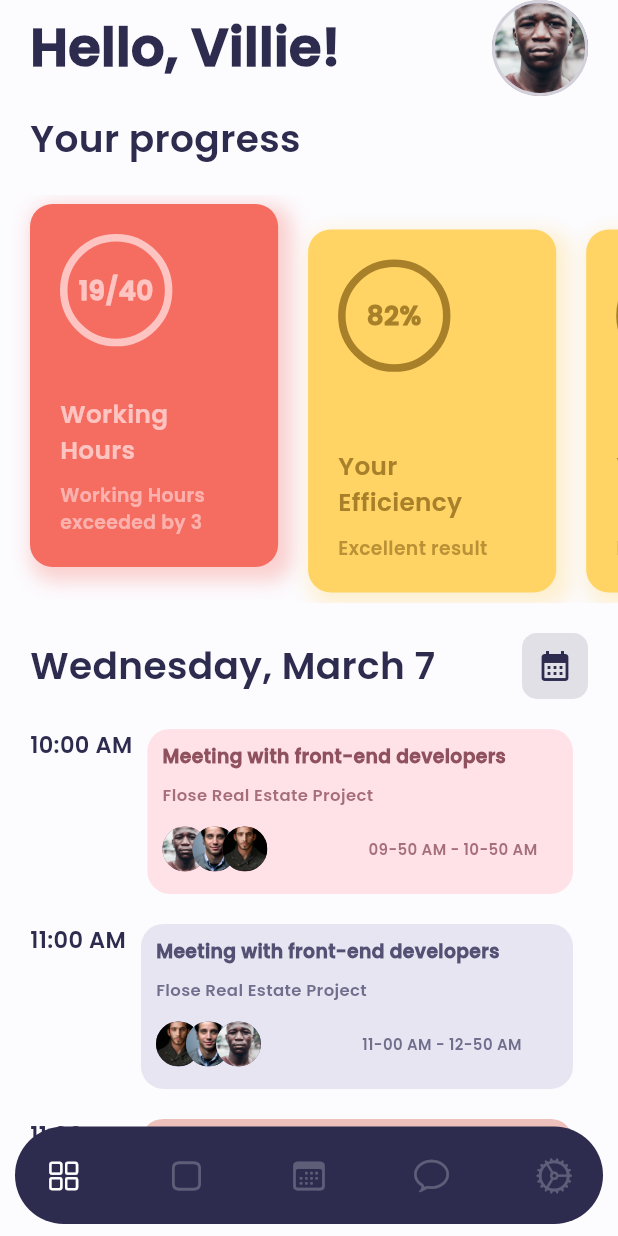
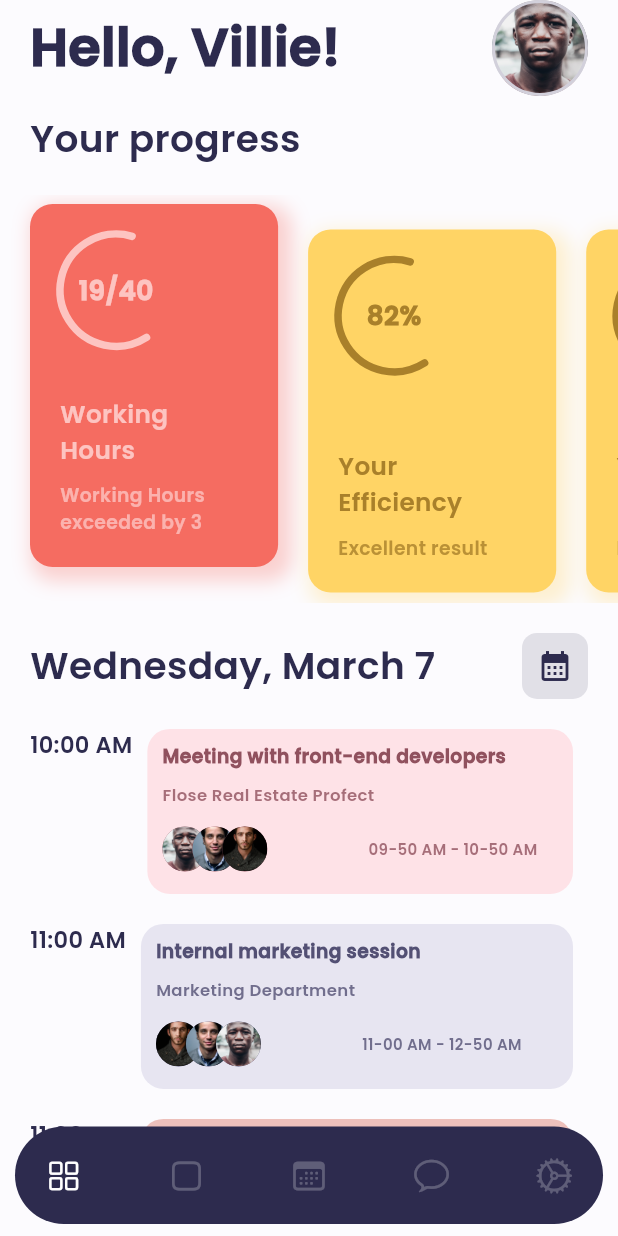
Before and after one commit to christ-dev19/freestyles, a Flutter app: the screen it shows after launch, on a phone screen of 412 x 824 dp. Run offline on Flutter 3.47's test engine with Material 2 defaults, Android fonts, the phone set to English and light mode, and no system bars.

Commit message:
fix paint

```diff
--- a/lib/screens/CorporateWellnessPage.dart
+++ b/lib/screens/CorporateWellnessPage.dart
@@ -284,7 +284,7 @@ class TimeLineWidget extends StatelessWidget {
                 crossAxisAlignment: CrossAxisAlignment.start,
                 children: [
                   Text(
-                    "Meeting with front-end developers",
+                    "${item['title']}",
                     style: TextStyle(
                         fontWeight: FontWeight.w900,
                         color: item['colorText'],
@@ -293,7 +293,7 @@ class TimeLineWidget extends StatelessWidget {
                   Padding(
                     padding: const EdgeInsets.symmetric(vertical: 8.0),
                     child: Text(
-                      "Flose Real Estate Project",
+                      "${item['subTitle']}",
                       style: TextStyle(
                         fontWeight: FontWeight.w700,
                         color: (item['colorText'] as Color).withOpacity(.8),
@@ -355,6 +355,35 @@ class TimeLineWidget extends StatelessWidget {
   }
 }
 
+class MyPainter extends CustomPainter {
+  final Color color;
+
+  MyPainter({required this.color});
+
+  @override
+  void paint(Canvas canvas, Size size) {
+    final h = size.height;
+    final w = size.width;
+    final radius =  w / 2;
+    Paint paint = Paint()
+      ..color = color
+      ..strokeWidth = 5.0
+      ..strokeCap = StrokeCap.round
+      ..style = PaintingStyle.stroke;
+
+    Offset center = Offset(w / 2,  h / 2);
+    Rect rect = Rect.fromCircle(center: center, radius: radius);
+    canvas.drawArc(rect, 1, 4, false, paint);
+    // canvas.drawCircle(center, w / 2, paint);
+  }
+
+  @override
+  bool shouldRepaint(covariant CustomPainter oldDelegate) {
+    // TODO: implement shouldRepaint
+    return true;
+  }
+}
+
 class CardWidget extends StatelessWidget {
   final int index;
 
@@ -391,19 +420,13 @@ class CardWidget extends StatelessWidget {
           crossAxisAlignment: CrossAxisAlignment.start,
           mainAxisAlignment: MainAxisAlignment.end,
           children: [
-            Container(
+            CustomPaint(
+              painter: MyPainter(color: item["textColor"]),
+              child: Container(
                 width: _size.width / 5.5,
                 height: _size.width / 5.5,
                 alignment: Alignment.center,
                 padding: const EdgeInsets.all(5),
-              decoration: ShapeDecoration(
-                shape: CircleBorder(
-                  side: BorderSide(
-                    color: item["textColor"],
-                    width: 5,
-                  ),
-                ),
-              ),
                 child: Text(
                   "${item['progress']}",
                   textAlign: TextAlign.center,
@@ -412,6 +435,7 @@ class CardWidget extends StatelessWidget {
                       fontWeight: FontWeight.w900,
                       color: item["textColor"],
                       fontSize: _size.aspectRatio * 35),
+                ),
               ),
             ),
             const Expanded(child: SizedBox()),
```
Lines whose indentation alone changed are shown as unchanged.
